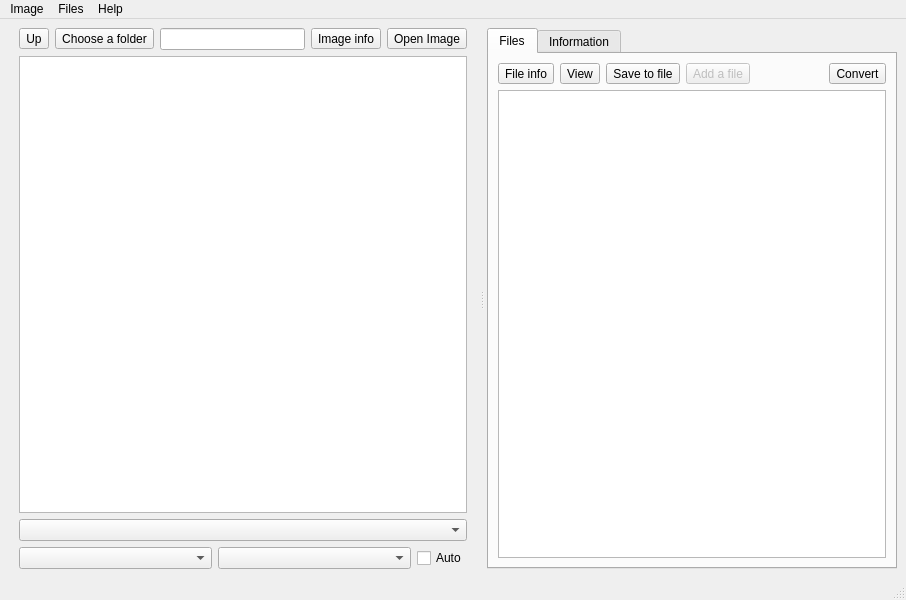
Above: src/mainwindow.ui from Ptr314/dsk_commander before the change. Below: the same form after it.
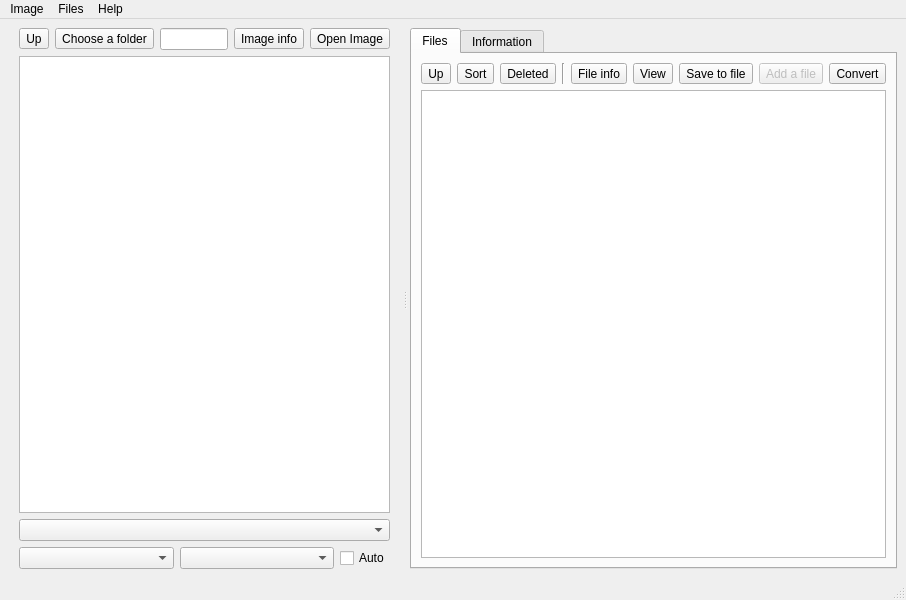
That is the form after the change. The open tabs and pages were chosen to show the change. Icons and pictures are not drawn.

Patch:
```diff
--- a/src/mainwindow.ui
+++ b/src/mainwindow.ui
@@ -97,8 +97,8 @@
             </property>
             <property name="iconSize">
              <size>
-              <width>32</width>
-              <height>32</height>
+              <width>24</width>
+              <height>24</height>
              </size>
             </property>
            </widget>
@@ -117,8 +117,8 @@
             </property>
             <property name="iconSize">
              <size>
-              <width>32</width>
-              <height>32</height>
+              <width>24</width>
+              <height>24</height>
              </size>
             </property>
            </widget>
@@ -238,6 +238,79 @@
              <layout class="QVBoxLayout" name="verticalLayout_4" stretch="0,0">
               <item>
                <layout class="QHBoxLayout" name="horizontalLayout_8">
+                <item>
+                 <widget class="QToolButton" name="imageUpBtn">
+                  <property name="toolTip">
+                   <string>Directory up</string>
+                  </property>
+                  <property name="text">
+                   <string>Up</string>
+                  </property>
+                  <property name="icon">
+                   <iconset resource="resources.qrc">
+                    <normaloff>:/icons/up</normaloff>:/icons/up</iconset>
+                  </property>
+                  <property name="iconSize">
+                   <size>
+                    <width>24</width>
+                    <height>24</height>
+                   </size>
+                  </property>
+                 </widget>
+                </item>
+                <item>
+                 <widget class="QToolButton" name="sortBtn">
+                  <property name="toolTip">
+                   <string>Sort by name</string>
+                  </property>
+                  <property name="text">
+                   <string>Sort</string>
+                  </property>
+                  <property name="icon">
+                   <iconset resource="resources.qrc">
+                    <normaloff>:/icons/sort</normaloff>:/icons/sort</iconset>
+                  </property>
+                  <property name="iconSize">
+                   <size>
+                    <width>24</width>
+                    <height>24</height>
+                   </size>
+                  </property>
+                  <property name="checkable">
+                   <bool>true</bool>
+                  </property>
+                 </widget>
+                </item>
+                <item>
+                 <widget class="QToolButton" name="deletedBtn">
+                  <property name="toolTip">
+                   <string>Show deleted files</string>
+                  </property>
+                  <property name="text">
+                   <string>Deleted</string>
+                  </property>
+                  <property name="icon">
+                   <iconset resource="resources.qrc">
+                    <normaloff>:/icons/deleted</normaloff>:/icons/deleted</iconset>
+                  </property>
+                  <property name="iconSize">
+                   <size>
+                    <width>24</width>
+                    <height>24</height>
+                   </size>
+                  </property>
+                  <property name="checkable">
+                   <bool>true</bool>
+                  </property>
+                 </widget>
+                </item>
+                <item>
+                 <widget class="Line" name="line">
+                  <property name="orientation">
+                   <enum>Qt::Orientation::Vertical</enum>
+                  </property>
+                 </widget>
+                </item>
                 <item>
                  <widget class="QToolButton" name="infoButton">
                   <property name="toolTip">
@@ -252,8 +325,8 @@
                   </property>
                   <property name="iconSize">
                    <size>
-                    <width>32</width>
-                    <height>32</height>
+                    <width>24</width>
+                    <height>24</height>
                    </size>
                   </property>
                  </widget>
@@ -272,8 +345,8 @@
                   </property>
                   <property name="iconSize">
                    <size>
-                    <width>32</width>
-                    <height>32</height>
+                    <width>24</width>
+                    <height>24</height>
                    </size>
                   </property>
                  </widget>
@@ -292,8 +365,8 @@
                   </property>
                   <property name="iconSize">
                    <size>
-                    <width>32</width>
-                    <height>32</height>
+                    <width>24</width>
+                    <height>24</height>
                    </size>
                   </property>
                  </widget>
@@ -315,8 +388,8 @@
                   </property>
                   <property name="iconSize">
                    <size>
-                    <width>32</width>
-                    <height>32</height>
+                    <width>24</width>
+                    <height>24</height>
                    </size>
                   </property>
                  </widget>
```
Left out of the diff: 14 changed lines with no effect on the pictures.
